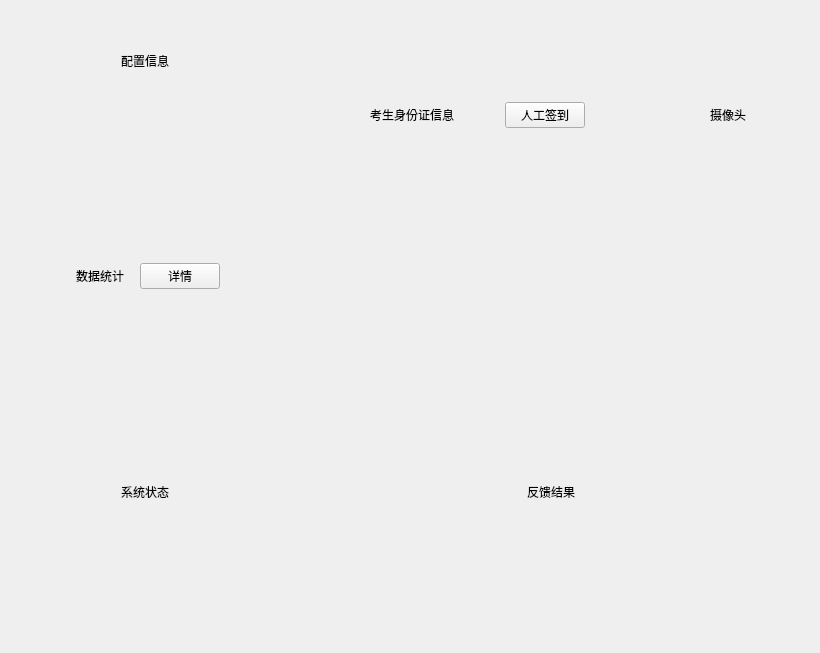
xtuer/Qt, file AiSign/gui/AiSignWidget.ui: the form before one commit.
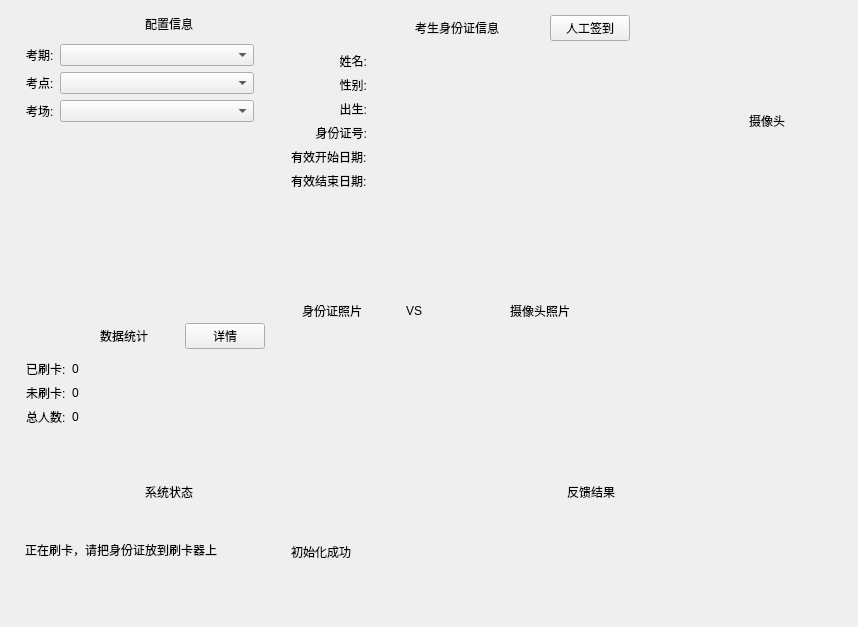
The form after the commit. Icons and pictures are not drawn.

```diff
--- a/AiSign/gui/AiSignWidget.ui
+++ b/AiSign/gui/AiSignWidget.ui
@@ -6,8 +6,8 @@
    <rect>
     <x>0</x>
     <y>0</y>
-    <width>820</width>
-    <height>653</height>
+    <width>858</width>
+    <height>627</height>
    </rect>
   </property>
   <property name="windowTitle">
@@ -49,9 +49,11 @@
 .ContainerTitlebar QPushButton {
     border: 0px solid red;
     border-radius: 4px;
-    background: rgb(24, 116, 219);
+    background: rgb(27, 104, 222);
     margin-right: 10px;
-    padding: 3px 10px;
+    padding: 0px 10px;
+    min-height: 30px;
+    max-height: 30px;
 }
 
 .ContainerTitlebar QPushButton:hover {
@@ -62,14 +64,53 @@
     background: rgb(37, 133, 230);
     border-bottom-left-radius: 10px;
     border-bottom-right-radius: 10px;
+}
+
+.ContainerCentralWidget QLabel {
+    font-size: 15px;
+    color: #DDD;
+}
+
+.ContainerCentralWidget QLabel.Info {
+    color: #DDD;
+}
+
+.ContainerCentralWidget QLabel.IdCardInfo {
+    color: #DDD;
+    border: 0px solid red;
+    border-bottom: 1px solid #DDD;
+}
+
+.ContainerCentralWidget QLabel.Picture {
+    background: #CCC;
+    border-radius: 4px;
+    padding: 10px;
 }</string>
   </property>
   <layout class="QGridLayout" name="gridLayout">
+   <property name="leftMargin">
+    <number>15</number>
+   </property>
+   <property name="topMargin">
+    <number>15</number>
+   </property>
+   <property name="rightMargin">
+    <number>15</number>
+   </property>
+   <property name="bottomMargin">
+    <number>15</number>
+   </property>
    <property name="spacing">
     <number>15</number>
    </property>
    <item row="0" column="0">
     <widget class="QWidget" name="widget" native="true">
+     <property name="minimumSize">
+      <size>
+       <width>250</width>
+       <height>0</height>
+      </size>
+     </property>
      <property name="class" stdset="0">
       <string>Container</string>
      </property>
@@ -135,6 +176,57 @@
         <property name="class" stdset="0">
          <string>ContainerCentralWidget</string>
         </property>
+        <layout class="QGridLayout" name="gridLayout_13">
+         <item row="0" column="0">
+          <widget class="QLabel" name="label_13">
+           <property name="sizePolicy">
+            <sizepolicy hsizetype="Maximum" vsizetype="Preferred">
+             <horstretch>0</horstretch>
+             <verstretch>0</verstretch>
+            </sizepolicy>
+           </property>
+           <property name="text">
+            <string>考期:</string>
+           </property>
+          </widget>
+         </item>
+         <item row="0" column="1">
+          <widget class="QComboBox" name="comboBox"/>
+         </item>
+         <item row="1" column="0">
+          <widget class="QLabel" name="label_14">
+           <property name="text">
+            <string>考点:</string>
+           </property>
+          </widget>
+         </item>
+         <item row="1" column="1">
+          <widget class="QComboBox" name="comboBox_2"/>
+         </item>
+         <item row="2" column="0">
+          <widget class="QLabel" name="label_15">
+           <property name="text">
+            <string>考场:</string>
+           </property>
+          </widget>
+         </item>
+         <item row="2" column="1">
+          <widget class="QComboBox" name="comboBox_3"/>
+         </item>
+         <item row="3" column="1">
+          <spacer name="verticalSpacer">
+           <property name="orientation">
+            <enum>Qt::Vertical</enum>
+           </property>
+           <property name="sizeHint" stdset="0">
+            <size>
+             <width>20</width>
+             <height>40</height>
+            </size>
+           </property>
+          </spacer>
+         </item>
+        </layout>
        </widget>
       </item>
      </layout>
@@ -226,6 +318,173 @@
         <property name="class" stdset="0">
          <string>ContainerCentralWidget</string>
         </property>
+        <layout class="QGridLayout" name="gridLayout_17">
+         <item row="0" column="0">
+          <widget class="QLabel" name="label_24">
+           <property name="sizePolicy">
+            <sizepolicy hsizetype="Preferred" vsizetype="Preferred">
+             <horstretch>0</horstretch>
+             <verstretch>0</verstretch>
+            </sizepolicy>
+           </property>
+           <property name="text">
+            <string>姓名:</string>
+           </property>
+           <property name="alignment">
+            <set>Qt::AlignRight|Qt::AlignTrailing|Qt::AlignVCenter</set>
+           </property>
+          </widget>
+         </item>
+         <item row="0" column="1">
+          <widget class="QLabel" name="label_34">
+           <property name="text">
+            <string/>
+           </property>
+           <property name="class" stdset="0">
+            <string>IdCardInfo</string>
+           </property>
+          </widget>
+         </item>
+         <item row="1" column="0">
+          <widget class="QLabel" name="label_25">
+           <property name="text">
+            <string>性别:</string>
+           </property>
+           <property name="alignment">
+            <set>Qt::AlignRight|Qt::AlignTrailing|Qt::AlignVCenter</set>
+           </property>
+          </widget>
+         </item>
+         <item row="1" column="1">
+          <widget class="QLabel" name="label_35">
+           <property name="text">
+            <string/>
+           </property>
+           <property name="class" stdset="0">
+            <string>IdCardInfo</string>
+           </property>
+          </widget>
+         </item>
+         <item row="2" column="0">
+          <widget class="QLabel" name="label_26">
+           <property name="text">
+            <string>出生:</string>
+           </property>
+           <property name="alignment">
+            <set>Qt::AlignRight|Qt::AlignTrailing|Qt::AlignVCenter</set>
+           </property>
+          </widget>
+         </item>
+         <item row="2" column="1">
+          <widget class="QLabel" name="label_36">
+           <property name="text">
+            <string/>
+           </property>
+           <property name="class" stdset="0">
+            <string>IdCardInfo</string>
+           </property>
+          </widget>
+         </item>
+         <item row="3" column="0">
+          <widget class="QLabel" name="label_27">
+           <property name="text">
+            <string>身份证号:</string>
+           </property>
+           <property name="alignment">
+            <set>Qt::AlignRight|Qt::AlignTrailing|Qt::AlignVCenter</set>
+           </property>
+          </widget>
+         </item>
+         <item row="3" column="1">
+          <widget class="QLabel" name="label_37">
+           <property name="text">
+            <string/>
+           </property>
+           <property name="class" stdset="0">
+            <string>IdCardInfo</string>
+           </property>
+          </widget>
+         </item>
+         <item row="4" column="0">
+          <widget class="QLabel" name="label_32">
+           <property name="sizePolicy">
+            <sizepolicy hsizetype="Maximum" vsizetype="Preferred">
+             <horstretch>0</horstretch>
+             <verstretch>0</verstretch>
+            </sizepolicy>
+           </property>
+           <property name="text">
+            <string>有效开始日期:</string>
+           </property>
+          </widget>
+         </item>
+         <item row="4" column="1">
+          <widget class="QLabel" name="label_38">
+           <property name="text">
+            <string/>
+           </property>
+           <property name="class" stdset="0">
+            <string>IdCardInfo</string>
+           </property>
+          </widget>
+         </item>
+         <item row="5" column="0">
+          <widget class="QLabel" name="label_33">
+           <property name="text">
+            <string>有效结束日期:</string>
+           </property>
+          </widget>
+         </item>
+         <item row="5" column="1">
+          <widget class="QLabel" name="label_39">
+           <property name="text">
+            <string/>
+           </property>
+           <property name="class" stdset="0">
+            <string>IdCardInfo</string>
+           </property>
+          </widget>
+         </item>
+         <item row="6" column="0" colspan="2">
+          <widget class="QWidget" name="widget_19" native="true">
+           <property name="sizePolicy">
+            <sizepolicy hsizetype="Preferred" vsizetype="Expanding">
+             <horstretch>0</horstretch>
+             <verstretch>0</verstretch>
+            </sizepolicy>
+           </property>
+           <layout class="QGridLayout" name="gridLayout_16">
+            <item row="0" column="0">
+             <widget class="QLabel" name="label_40">
+              <property name="text">
+               <string>身份证照片</string>
+              </property>
+              <property name="class" stdset="0">
+               <string>Picture</string>
+              </property>
+             </widget>
+            </item>
+            <item row="0" column="1">
+             <widget class="QLabel" name="label_42">
+              <property name="text">
+               <string>VS</string>
+              </property>
+             </widget>
+            </item>
+            <item row="0" column="2">
+             <widget class="QLabel" name="label_41">
+              <property name="text">
+               <string>摄像头照片</string>
+              </property>
+              <property name="class" stdset="0">
+               <string>Picture</string>
+              </property>
+             </widget>
+            </item>
+           </layout>
+          </widget>
+         </item>
+        </layout>
        </widget>
       </item>
      </layout>
@@ -305,6 +564,12 @@
    </item>
    <item row="1" column="0">
     <widget class="QWidget" name="widget_2" native="true">
+     <property name="minimumSize">
+      <size>
+       <width>0</width>
+       <height>0</height>
+      </size>
+     </property>
      <property name="class" stdset="0">
       <string>Container</string>
      </property>
@@ -364,6 +629,12 @@
          </item>
          <item row="0" column="2">
           <widget class="QPushButton" name="pushButton_2">
+           <property name="sizePolicy">
+            <sizepolicy hsizetype="Maximum" vsizetype="Fixed">
+             <horstretch>0</horstretch>
+             <verstretch>0</verstretch>
+            </sizepolicy>
+           </property>
            <property name="text">
             <string>详情</string>
            </property>
@@ -377,6 +648,65 @@
         <property name="class" stdset="0">
          <string>ContainerCentralWidget</string>
         </property>
+        <layout class="QGridLayout" name="gridLayout_14">
+         <item row="0" column="0">
+          <widget class="QLabel" name="label_16">
+           <property name="sizePolicy">
+            <sizepolicy hsizetype="Maximum" vsizetype="Preferred">
+             <horstretch>0</horstretch>
+             <verstretch>0</verstretch>
+            </sizepolicy>
+           </property>
+           <property name="text">
+            <string>已刷卡:</string>
+           </property>
+          </widget>
+         </item>
+         <item row="0" column="1">
+          <widget class="QLabel" name="label_19">
+           <property name="text">
+            <string>0</string>
+           </property>
+           <property name="class" stdset="0">
+            <string>Info</string>
+           </property>
+          </widget>
+         </item>
+         <item row="1" column="0">
+          <widget class="QLabel" name="label_17">
+           <property name="text">
+            <string>未刷卡:</string>
+           </property>
+          </widget>
+         </item>
+         <item row="2" column="0">
+          <widget class="QLabel" name="label_18">
+           <property name="text">
+            <string>总人数:</string>
+           </property>
+          </widget>
+         </item>
+         <item row="1" column="1">
+          <widget class="QLabel" name="label_20">
+           <property name="text">
+            <string>0</string>
+           </property>
+           <property name="class" stdset="0">
+            <string>Info</string>
+           </property>
+          </widget>
+         </item>
+         <item row="2" column="1">
+          <widget class="QLabel" name="label_21">
+           <property name="text">
+            <string>0</string>
+           </property>
+           <property name="class" stdset="0">
+            <string>Info</string>
+           </property>
+          </widget>
+         </item>
+        </layout>
        </widget>
       </item>
      </layout>
@@ -384,6 +714,12 @@
    </item>
    <item row="2" column="0">
     <widget class="QWidget" name="widget_5" native="true">
+     <property name="minimumSize">
+      <size>
+       <width>0</width>
+       <height>160</height>
+      </size>
+     </property>
      <property name="class" stdset="0">
       <string>Container</string>
      </property>
@@ -449,6 +785,22 @@
         <property name="class" stdset="0">
          <string>ContainerCentralWidget</string>
         </property>
+        <widget class="QLabel" name="label_22">
+         <property name="geometry">
+          <rect>
+           <x>10</x>
+           <y>10</y>
+           <width>221</width>
+           <height>16</height>
+          </rect>
+         </property>
+         <property name="text">
+          <string>正在刷卡，请把身份证放到刷卡器上</string>
+         </property>
+         <property name="class" stdset="0">
+          <string>Info</string>
+         </property>
+        </widget>
        </widget>
       </item>
      </layout>
@@ -521,6 +873,21 @@
         <property name="class" stdset="0">
          <string>ContainerCentralWidget</string>
         </property>
+        <layout class="QGridLayout" name="gridLayout_15">
+         <item row="0" column="0">
+          <widget class="QLabel" name="label_23">
+           <property name="text">
+            <string>初始化成功</string>
+           </property>
+           <property name="alignment">
+            <set>Qt::AlignLeading|Qt::AlignLeft|Qt::AlignTop</set>
+           </property>
+           <property name="class" stdset="0">
+            <string>Info</string>
+           </property>
+          </widget>
+         </item>
+        </layout>
        </widget>
       </item>
      </layout>
```
